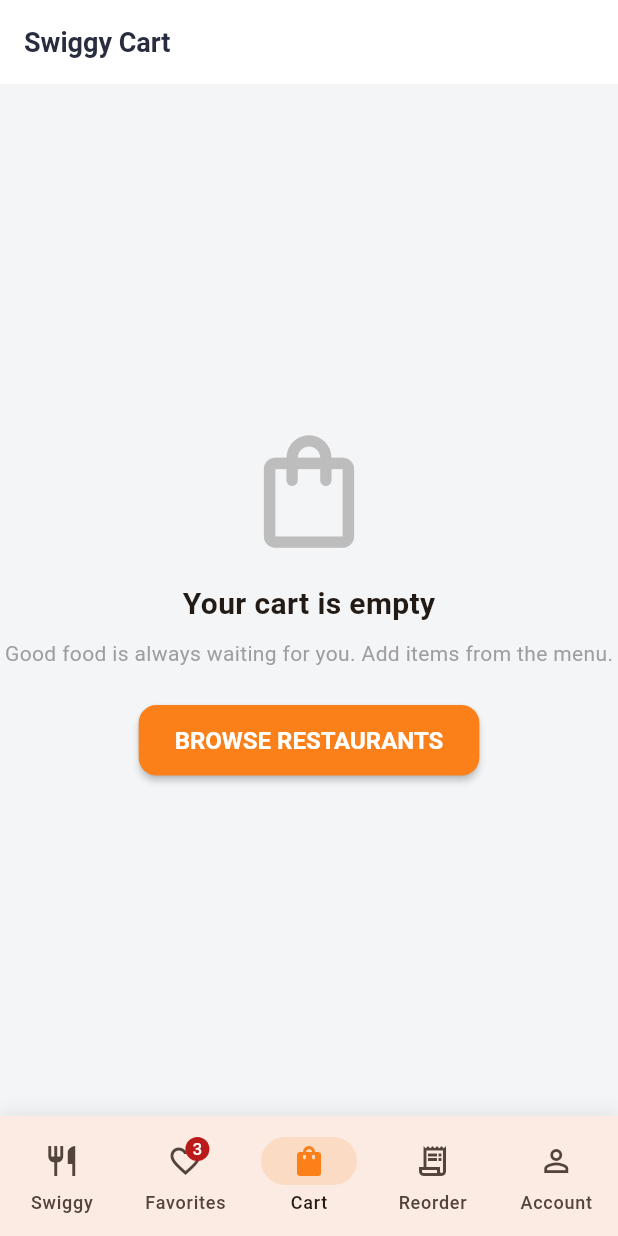
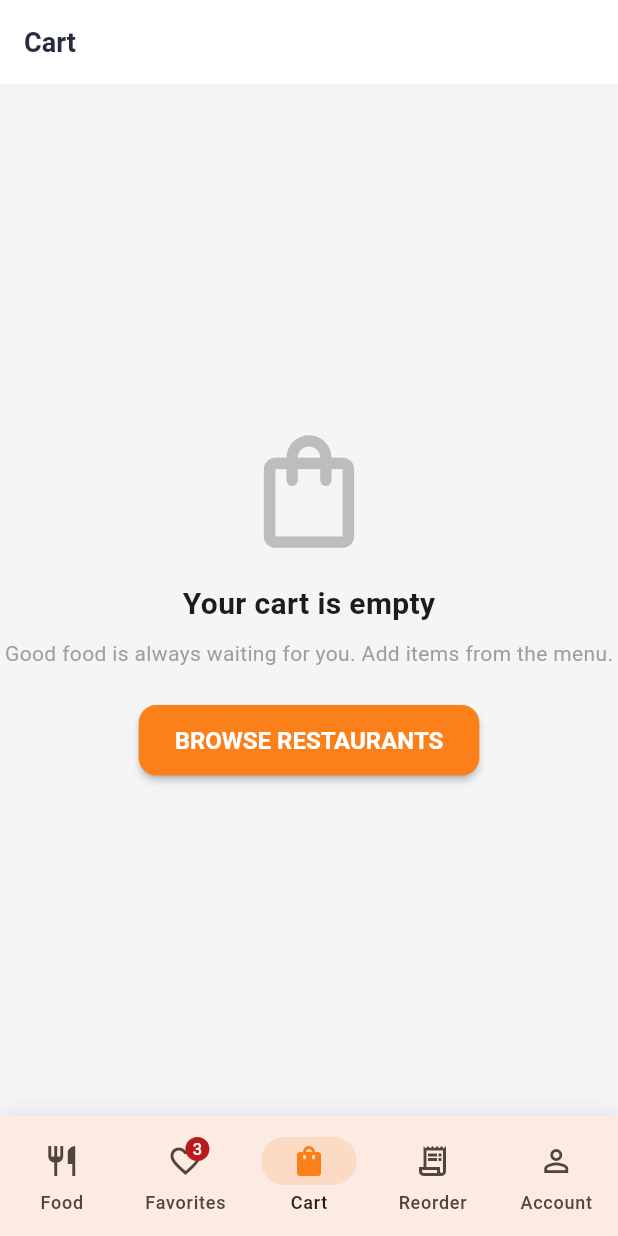
Before and after one commit to Sandeep247-sk/Food-Delivery-App, a Flutter app: the screen it shows after launch, item 3 of the bottom bar chosen, on a phone screen of 412 x 824 dp. Run offline on Flutter 3.47's test engine with Material 3 defaults, Android fonts, the light colour scheme and no system bars; our stand-ins replace supabase_flutter; accounts and stored records are empty; network calls fail.

Commit message:
Change app name to Food Delivery App

```diff
--- a/lib/main.dart
+++ b/lib/main.dart
@@ -65,7 +65,7 @@
       listenable: _appState,
       builder: (context, child) {
         return MaterialApp(
-          title: 'Swiggy Food & Dining',
+          title: 'Food Delivery App',
           debugShowCheckedModeBanner: false,
           theme: AppTheme.lightTheme,
           darkTheme: AppTheme.darkTheme,
--- a/lib/screens/cart_screen.dart
+++ b/lib/screens/cart_screen.dart
@@ -62,7 +62,7 @@
 
     if (cart.isEmpty) {
       return Scaffold(
-        appBar: AppBar(title: const Text('Swiggy Cart')),
+        appBar: AppBar(title: const Text('Cart')),
         body: Center(
           child: Column(
             mainAxisAlignment: MainAxisAlignment.center,
--- a/lib/screens/main_screen.dart
+++ b/lib/screens/main_screen.dart
@@ -76,7 +76,7 @@
                 const NavigationDestination(
                   icon: Icon(Icons.restaurant_outlined),
                   selectedIcon: Icon(Icons.restaurant, color: AppTheme.primaryColor),
-                  label: 'Swiggy',
+                  label: 'Food',
                 ),
                 NavigationDestination(
                   icon: Badge(
```
Also changed, not shown: 4 other files.
